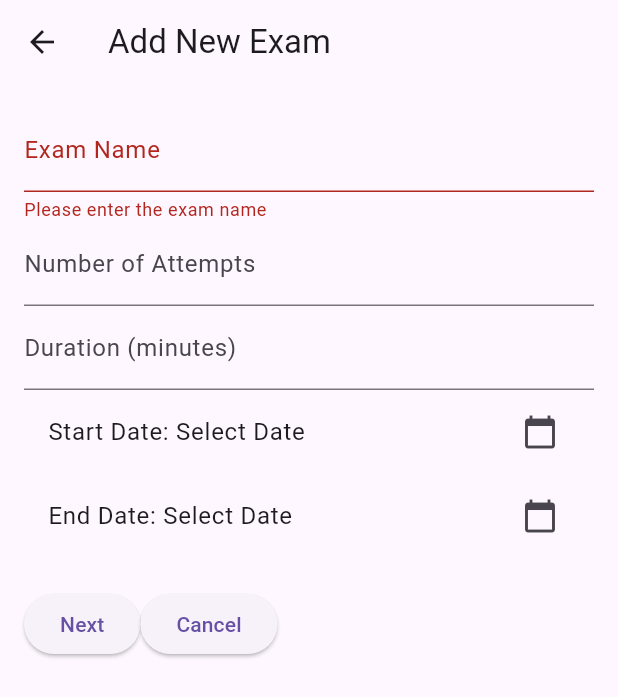
After one commit to MohamedIsa/QuizApp, a Flutter app: the AddExamWidget screen opened by its route, after a tap on "Next", on a phone screen of 412 x 824 dp. The commit adds this screen. Shown: the top 697 px of the screen. Run offline on Flutter 3.47's test engine with Material 3 defaults, Android fonts, the phone set to English and light mode, and no system bars; our stand-ins replace cloud_firestore, firebase_auth, firebase_core, flutter_spinkit, google_sign_in; accounts and stored records are empty; generated files the repository leaves out were written again.

Commit message:
Some Editions

```diff
--- a/lib/main.dart
+++ b/lib/main.dart
@@ -1,5 +1,7 @@
 import 'package:firebase_core/firebase_core.dart';
 import 'package:flutter/material.dart';
+import 'package:project_444/pages/adminhome/widgets/addExam.dart';
+import 'package:project_444/pages/adminhome/widgets/addQuestionExam.dart';
 import 'package:project_444/pages/forgotpassword/forgot_v.dart';
 import 'package:project_444/pages/home/home_v.dart';
 import 'package:project_444/pages/studenthome/shome_v.dart';
@@ -27,6 +29,8 @@ void main() async {
       '/completeProfile': (context) => Complete(),
       '/dashboard': (context) => const Studenthome(),
       '/admindashboard': (context) => const Adminhome(),
+      '/createExam': (context) => AddExamWidget(),
+      '/addQuestion': (context) => AddQuestionExam(),
     },
   ));
 }
--- /dev/null
+++ b/lib/pages/adminhome/widgets/addExam.dart
@@ -0,0 +1,207 @@
+import 'package:flutter/material.dart';
+import 'package:flutter/services.dart';
+
+class AddExamWidget extends StatefulWidget {
+  const AddExamWidget({super.key});
+
+  @override
+  State<AddExamWidget> createState() => _AddExamWidgetState();
+}
+
+class _AddExamWidgetState extends State<AddExamWidget> {
+  final _formKey = GlobalKey<FormState>();
+  final TextEditingController _examNameController = TextEditingController();
+  final TextEditingController _attemptsController = TextEditingController();
+  final TextEditingController _durationController = TextEditingController();
+  DateTime? _startDate;
+  DateTime? _endDate;
+
+  // Pick Date and Time for Start Date
+  void _pickStartDate(BuildContext context) async {
+    DateTime? pickedDate = await showDatePicker(
+      context: context,
+      initialDate: DateTime.now(),
+      firstDate: DateTime(2000),
+      lastDate: DateTime(2100),
+    );
+
+    if (pickedDate != null) {
+      TimeOfDay? pickedTime = await showTimePicker(
+        context: context,
+        initialTime: TimeOfDay.fromDateTime(DateTime.now()),
+      );
+
+      if (pickedTime != null) {
+        setState(() {
+          _startDate = DateTime(
+            pickedDate.year,
+            pickedDate.month,
+            pickedDate.day,
+            pickedTime.hour,
+            pickedTime.minute,
+          );
+        });
+      }
+    }
+  }
+
+  // Pick Date and Time for End Date
+  void _pickEndDate(BuildContext context) async {
+    DateTime? pickedDate = await showDatePicker(
+      context: context,
+      initialDate: DateTime.now(),
+      firstDate: DateTime(2000),
+      lastDate: DateTime(2100),
+    );
+
+    if (pickedDate != null) {
+      TimeOfDay? pickedTime = await showTimePicker(
+        context: context,
+        initialTime: TimeOfDay.fromDateTime(DateTime.now()),
+      );
+
+      if (pickedTime != null) {
+        setState(() {
+          _endDate = DateTime(
+            pickedDate.year,
+            pickedDate.month,
+            pickedDate.day,
+            pickedTime.hour,
+            pickedTime.minute,
+          );
+        });
+      }
+    }
+  }
+
+  void _showSnackBar(BuildContext context, String message, Color color) {
+    ScaffoldMessenger.of(context).showSnackBar(
+      SnackBar(
+        content: Text(message),
+        backgroundColor: color,
+        duration: const Duration(seconds: 2),
+      ),
+    );
+  }
+
+  void _saveExam() {
+    if (_formKey.currentState!.validate()) {
+      if (_startDate == null || _endDate == null) {
+        _showSnackBar(
+            context, 'Please select both start and end dates.', Colors.red);
+        return;
+      }
+
+      if (_endDate!.isBefore(_startDate!)) {
+        _showSnackBar(
+            context, 'End date cannot be before the start date.', Colors.red);
+        return;
+      }
+
+      int? duration = int.tryParse(_durationController.text);
+      if (duration == null) {
+        _showSnackBar(context, 'Please enter a valid duration.', Colors.red);
+        return;
+      }
+
+      Duration timeDifference = _endDate!.difference(_startDate!);
+      int availableDurationInMinutes = timeDifference.inMinutes;
+
+      if (duration > availableDurationInMinutes) {
+        _showSnackBar(
+            context,
+            'Duration cannot be longer than the time between start and end dates.',
+            Colors.red);
+        return;
+      }
+
+      // Save the exam and questions
+      print("Exam Name: ${_examNameController.text}");
+      print("Attempts: ${_attemptsController.text}");
+      print("Duration: ${_durationController.text}");
+      print("Start Date: $_startDate");
+      print("End Date: $_endDate");
+      Navigator.pushNamed(context, '/addQuestion');
+      _showSnackBar(context, 'Exam created successfully.', Colors.green);
+      _clearExam();
+    }
+  }
+
+  void _clearExam() {
+    _examNameController.clear();
+    _attemptsController.clear();
+    _durationController.clear();
+    setState(() {
+      _startDate = null;
+      _endDate = null;
+    });
+  }
+
+  @override
+  Widget build(BuildContext context) {
+    return Scaffold(
+      appBar: AppBar(title: Text("Add New Exam")),
+      body: Padding(
+        padding: const EdgeInsets.all(16.0),
+        child: Form(
+          key: _formKey,
+          child: ListView(
+            children: [
+              TextFormField(
+                controller: _examNameController,
+                decoration: InputDecoration(labelText: "Exam Name"),
+                validator: (value) {
+                  if (value == null || value.isEmpty) {
+                    return "Please enter the exam name";
+                  }
+                  return null;
+                },
+              ),
+              TextFormField(
+                controller: _attemptsController,
+                decoration: InputDecoration(labelText: "Number of Attempts"),
+                keyboardType: TextInputType.number,
+                inputFormatters: [
+                  FilteringTextInputFormatter.digitsOnly,
+                ],
+              ),
+              TextFormField(
+                controller: _durationController,
+                decoration: InputDecoration(labelText: "Duration (minutes)"),
+                keyboardType: TextInputType.number,
+                inputFormatters: [
+                  FilteringTextInputFormatter.digitsOnly,
+                ],
+              ),
+              ListTile(
+                title: Text(
+                    "Start Date: ${_startDate?.toLocal().toString().split(' ')[0] ?? 'Select Date'} ${_startDate != null ? _startDate!.hour.toString().padLeft(2, '0') + ":" + _startDate!.minute.toString().padLeft(2, '0') : ''}"),
+                trailing: Icon(Icons.calendar_today),
+                onTap: () => _pickStartDate(context),
+              ),
+              ListTile(
+                title: Text(
+                    "End Date: ${_endDate?.toLocal().toString().split(' ')[0] ?? 'Select Date'} ${_endDate != null ? _endDate!.hour.toString().padLeft(2, '0') + ":" + _endDate!.minute.toString().padLeft(2, '0') : ''}"),
+                trailing: Icon(Icons.calendar_today),
+                onTap: () => _pickEndDate(context),
+              ),
+              SizedBox(height: 20),
+              Row(
+                children: [
+                  ElevatedButton(
+                    onPressed: _saveExam,
+                    child: Text("Next"),
+                  ),
+                  ElevatedButton(
+                    onPressed: _clearExam,
+                    child: Text("Cancel"),
+                  ),
+                ],
+              ),
+            ],
+          ),
+        ),
+      ),
+    );
+  }
+}
```
Also changed, not shown: lib/pages/adminhome/adminhomeV.dart (+7 -2 lines), lib/pages/adminhome/widgets/addQuestion.dart (added, +137 -0 lines), lib/pages/adminhome/widgets/addQuestionExam.dart (added, +86 -0 lines).
